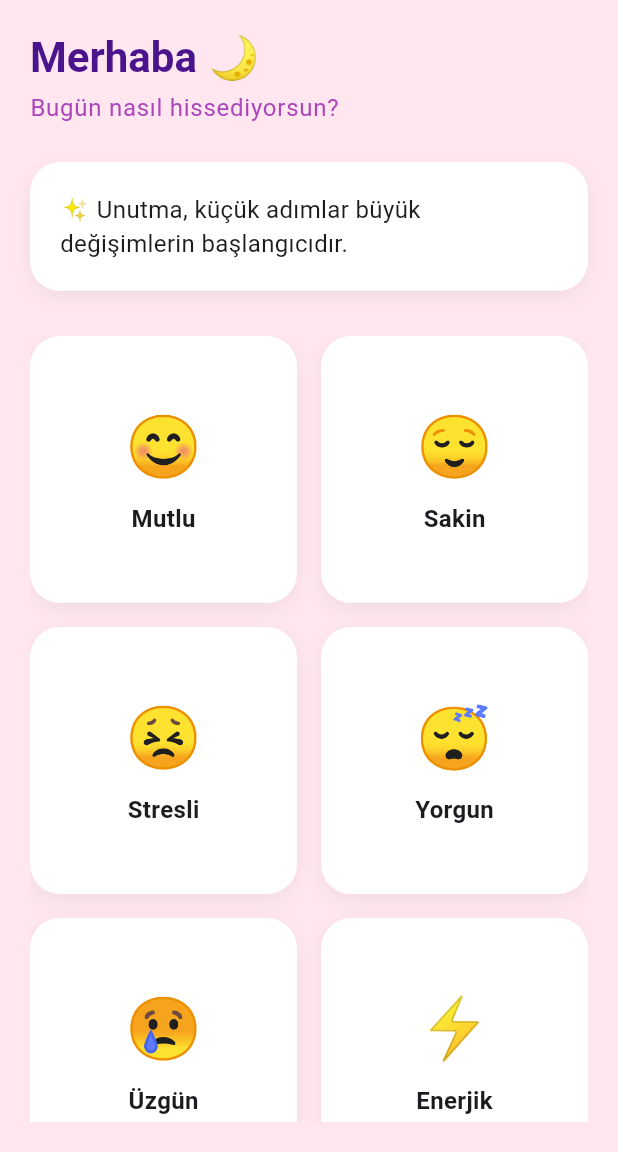
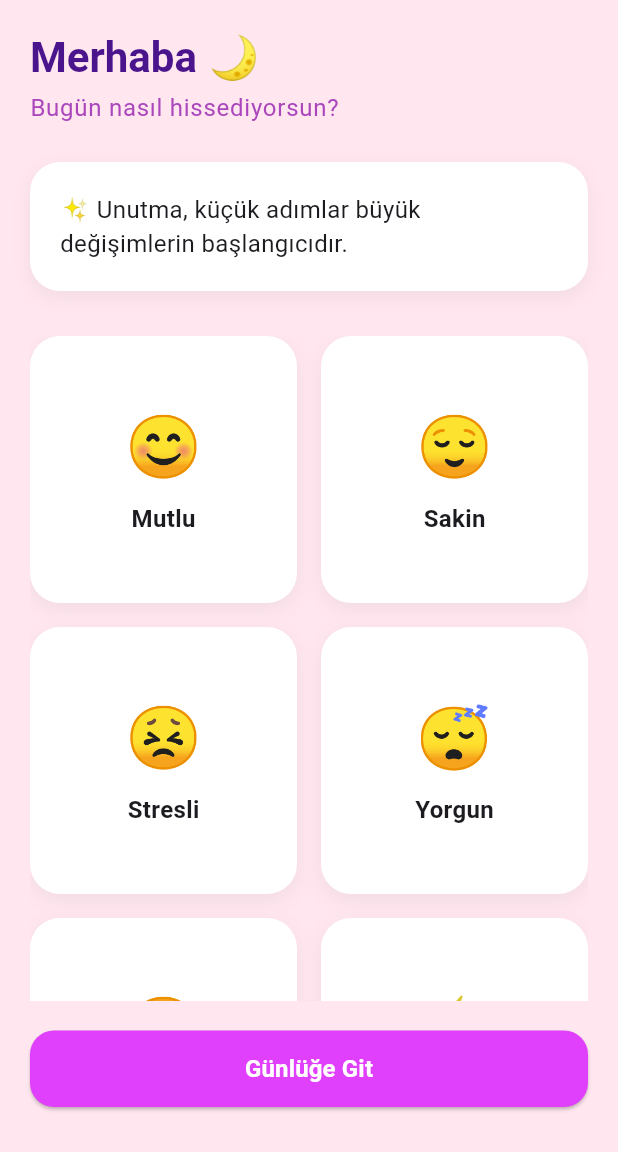
Before and after one commit to HilalNisaCan/EmotionCare, a Flutter app: the MoodPage screen opened directly, on a phone screen of 412 x 824 dp, the part 84-1236 px from its top. Run offline on Flutter 3.47's test engine with Material 3 defaults, Android fonts, the light colour scheme and no system bars; our stand-ins replace firebase_core; accounts and stored records are empty.

Commit message:
DiaryPage eklendi ve MoodPage düzenlendi

```diff
--- a/lib/pages/mood/mood_page.dart
+++ b/lib/pages/mood/mood_page.dart
@@ -1,7 +1,8 @@
 import 'package:flutter/material.dart';
+import '../diary/diary_page.dart'; // ⭐ Günlük sayfasını import ettik
 
 class MoodPage extends StatelessWidget {
-   MoodPage({super.key});
+  MoodPage({super.key});
 
   @override
   Widget build(BuildContext context) {
@@ -71,6 +72,38 @@ class MoodPage extends StatelessWidget {
                 ],
               ),
             ),
+
+            const SizedBox(height: 20),
+
+            // ⭐ Günlük sayfasına gitme butonu
+            SizedBox(
+              width: double.infinity,
+              child: ElevatedButton(
+                onPressed: () {
+                  Navigator.push(
+                    context,
+                    MaterialPageRoute(builder: (_) => const DiaryPage()),
+                  );
+                },
+                style: ElevatedButton.styleFrom(
+                  backgroundColor: Colors.purpleAccent,
+                  foregroundColor: Colors.white,
+                  padding: const EdgeInsets.symmetric(vertical: 14),
+                  shape: RoundedRectangleBorder(
+                    borderRadius: BorderRadius.circular(16),
+                  ),
+                ),
+                child: const Text(
+                  "Günlüğe Git",
+                  style: TextStyle(
+                    fontSize: 16,
+                    fontWeight: FontWeight.w600,
+                  ),
+                ),
+              ),
+            ),
+
+            const SizedBox(height: 10),
           ],
         ),
       ),
@@ -104,8 +137,13 @@ class MoodCard extends StatelessWidget {
           children: [
             Text(emoji, style: const TextStyle(fontSize: 40)),
             const SizedBox(height: 8),
-            Text(label,
-                style: const TextStyle(fontSize: 16, fontWeight: FontWeight.w600)),
+            Text(
+              label,
+              style: const TextStyle(
+                fontSize: 16,
+                fontWeight: FontWeight.w600,
+              ),
+            ),
           ],
         ),
       ),
```
Also changed, not shown: lib/pages/diary/diary_page.dart (added, +112 -0 lines).
